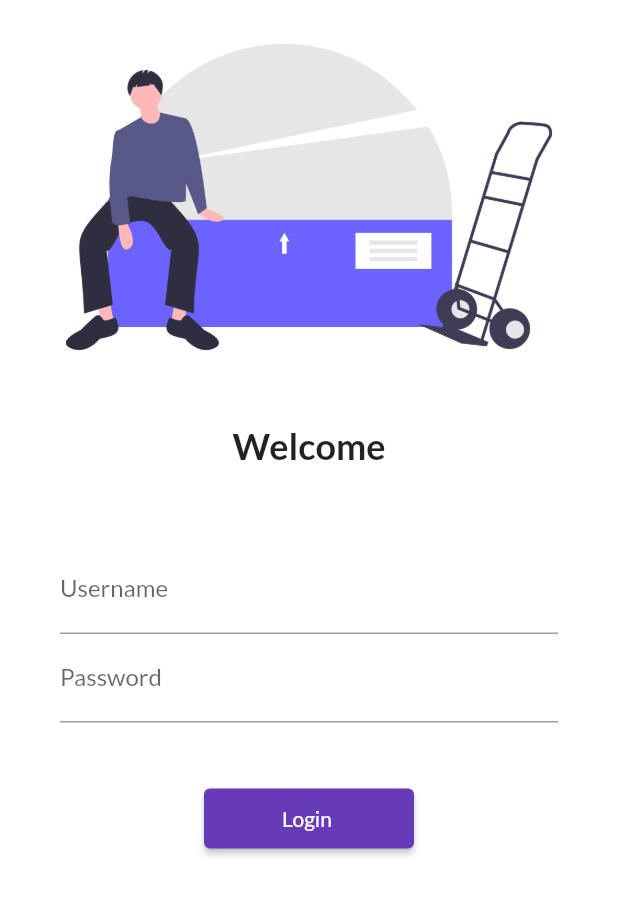
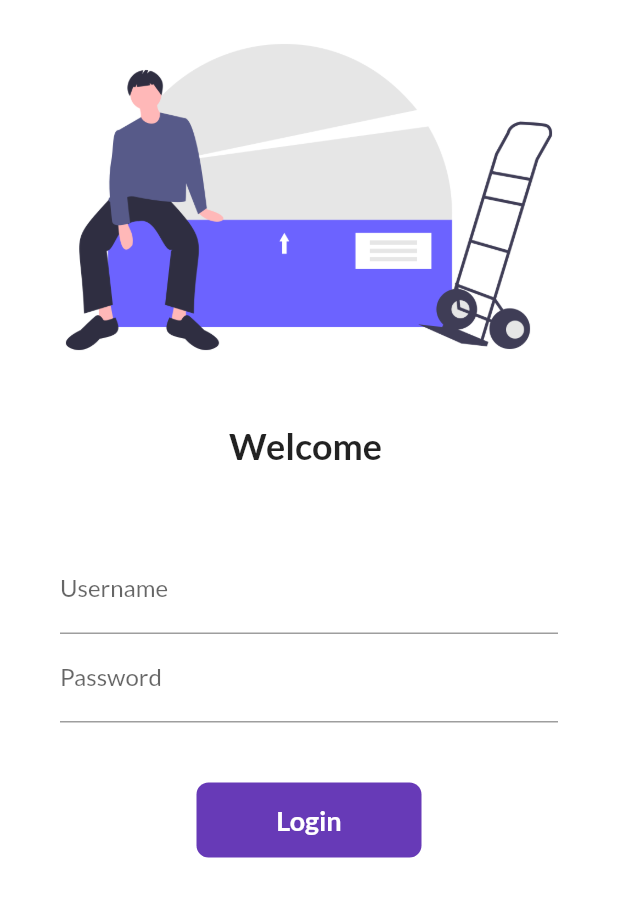
Before and after one commit to FoxxPratikSau/learning-flutter, a Flutter app: the screen it shows after launch, on a phone screen of 412 x 824 dp. Shown: the top 897 px of the screen. Run offline on Flutter 3.47's test engine with Material 2 defaults, Android fonts, the phone set to English and light mode, and no system bars; our stand-ins replace google_fonts.

Commit message:
added animation

```diff
--- a/flutter_application_1/lib/Pages/login_page.dart
+++ b/flutter_application_1/lib/Pages/login_page.dart
@@ -2,9 +2,17 @@
 import 'package:flutter/cupertino.dart';
 import 'package:flutter/material.dart';
 import 'package:flutter_application_1/utils/routes.dart';
+// ctrl+space to see properties
+class LoginPage extends StatefulWidget {
+  const LoginPage({ Key? key }) : super(key: key);
 
-class LoginPage extends StatelessWidget {
-  const LoginPage({ Key? key }) : super(key: key);
+  @override
+  State<LoginPage> createState() => _LoginPageState();
+}
+
+class _LoginPageState extends State<LoginPage> {
+String name="";
+bool changeButton = false;
 
   @override
   Widget build(BuildContext context) {
@@ -20,7 +28,8 @@ class LoginPage extends StatelessWidget {
             SizedBox(height: 20.0,
             ),
 
-            Text("Welcome",style: TextStyle(
+            Text("Welcome $name",
+             style: TextStyle(
              fontSize: 24,
              fontWeight: FontWeight.bold,
             ),
@@ -36,6 +45,14 @@ class LoginPage extends StatelessWidget {
                     hintText: "Enter Username",
                     labelText: "Username",
                   ),
+                  onChanged: (value){
+                    name = value;
+                    setState(() {
+                      //calls build method as usually while converting from stateless
+                      //to stateful widget
+                      //it does not calls build method but all the ui is in build method
+                    });
+                  },
                 ),
                 TextFormField(
                   obscureText: true, // to make * in pass word field
@@ -44,16 +61,55 @@ class LoginPage extends StatelessWidget {
                     labelText: "Password",
                   ),
                 ),
-              SizedBox(height: 40.0,
+                SizedBox(
+                  height: 40.0,
                 ),
-              ElevatedButton(
-                child: Text("   Login    "),
-
-                style: TextButton.styleFrom(minimumSize: Size(140, 40)),
-                onPressed: (){
+                InkWell(
+                  onTap: ()async{
+                    setState(() {
+                      changeButton = true;
+                    });
+                    await Future.delayed(Duration(seconds: 1));
+                    //async.....await
+                    //to delay for animation to complete
                     Navigator.pushNamed(context, MyRoutes.homeRoute);
                   },
+                  child: AnimatedContainer(
+                    duration: Duration(seconds: 1 ),
+                    width: changeButton ? 50:150,
+                    height: 50,
+                    alignment:Alignment.center ,
+                    child: changeButton
+                      ? Icon(
+                        Icons.done,
+                        color: Colors.white,
+                      )
+                      :Text(
+                        "Login",
+                        style: TextStyle(
+                          color: Colors.white,
+                          fontWeight: FontWeight.bold,
+                          fontSize: 18,
                         ),
+
+                      ),
+                    decoration: BoxDecoration(
+                      color: Colors.deepPurple,
+                      //shape: changeButton ? BoxShape.circle : BoxShape.rectangle,
+                      borderRadius: BorderRadius.circular(changeButton?50:8),
+                    ),
+                  ),
+                )
+
+
+              // ElevatedButton(
+              //   child: Text("   Login    "),
+
+              //   style: TextButton.styleFrom(minimumSize: Size(140, 40)),
+              //   onPressed: (){
+              //       Navigator.pushNamed(context, MyRoutes.homeRoute);
+              //   },
+              //   ),
               ],),
             )
           ],
```
Lines whose indentation alone changed are shown as unchanged.
